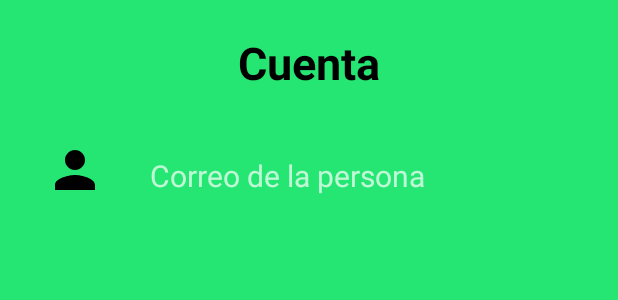
After one commit to Adolfopgv/AGROTWIN, an Android app: the layout datos_settings.xml on its own in the app's theme, with its tools: preview values and no code run, on a phone screen of 412 x 824 dp. The commit adds this screen. Shown: the top 300 px of the screen. Run offline under Robolectric (Android 15) with nearby library versions, the phone set to English and light mode, and no system bars.

Commit message:
Update rama desarrollo (login roto)

```diff
--- a/app/src/main/AndroidManifest.xml
+++ b/app/src/main/AndroidManifest.xml
@@ -10,6 +10,7 @@
         android:roundIcon="@mipmap/ic_launcher_round"
         android:supportsRtl="true"
         android:theme="@style/Theme.NavigationDrawer"
+
         tools:targetApi="31">
         <activity
             android:name="com.example.agrotwin.Home"
@@ -35,6 +36,9 @@
                 <action android:name="android.intent.action.MAIN" />
             </intent-filter>
         </activity>
+
+        <activity android:name="com.example.agrotwin.SettingsActivity" />
+
     </application>
 
 </manifest>
--- a/app/src/main/java/com/example/agrotwin/Home.java
+++ b/app/src/main/java/com/example/agrotwin/Home.java
@@ -8,6 +8,7 @@ import androidx.appcompat.widget.Toolbar;
 import androidx.core.view.GravityCompat;
 import androidx.drawerlayout.widget.DrawerLayout;
 import android.annotation.SuppressLint;
+import android.content.Intent;
 import android.os.Bundle;
 import android.view.MenuItem;
 import android.widget.Toast;
@@ -49,7 +50,9 @@ public class Home extends AppCompatActivity implements NavigationView.OnNavigati
         if (itemId == R.id.nav_home) {
             getSupportFragmentManager().beginTransaction().replace(R.id.fragment_container, new HomeFragment()).commit();
         } else if (itemId == R.id.nav_settings) {
-            getSupportFragmentManager().beginTransaction().replace(R.id.fragment_container, new SettingsFragment()).commit();
+            Intent intent = new Intent(this, SettingsActivity.class);
+            startActivity(intent);
+
         } else if (itemId == R.id.nav_share) {
             getSupportFragmentManager().beginTransaction().replace(R.id.fragment_container, new ShareFragment()).commit();
         } else if (itemId == R.id.nav_about) {
--- a/app/src/main/res/layout/activity_main_login.xml
+++ b/app/src/main/res/layout/activity_main_login.xml
@@ -43,7 +43,7 @@
             android:layout_marginTop="8dp"
             android:layout_marginEnd="20dp"
             android:layout_marginBottom="8dp"
-            android:hint="User"
+            android:hint="@string/user"
             android:paddingStart="20dp"
             android:paddingEnd="20dp"
             tools:layout_height="50dp" />
@@ -56,7 +56,7 @@
             android:layout_marginTop="8dp"
             android:layout_marginEnd="20dp"
             android:layout_marginBottom="8dp"
-            android:hint="Password"
+            android:hint="@string/Contraseña"
             android:inputType="textPassword"
             android:paddingStart="20dp"
             android:paddingEnd="20dp"
@@ -70,7 +70,7 @@
             android:layout_marginTop="8dp"
             android:layout_marginEnd="32dp"
             android:layout_marginBottom="8dp"
-            android:text="Log in"
+            android:text="@string/Login"
             android:textColor="#C6FFDD"
             android:textSize="20sp"
             android:textStyle="bold" />
--- /dev/null
+++ b/app/src/main/res/layout/datos_settings.xml
@@ -0,0 +1,63 @@
+<?xml version="1.0" encoding="utf-8"?>
+<LinearLayout xmlns:android="http://schemas.android.com/apk/res/android"
+    android:layout_width="match_parent"
+    android:layout_height="match_parent"
+    android:background="@color/background"
+    android:orientation="vertical">
+
+    <TextView
+        android:layout_width="match_parent"
+        android:layout_height="83dp"
+        android:gravity="center"
+        android:text="@string/cuenta"
+        android:textSize="30dp"
+        android:textStyle="bold"
+        android:textColor="@color/black"></TextView>
+
+
+    <RelativeLayout
+        android:layout_width="match_parent"
+        android:layout_height="wrap_content"
+        android:layout_marginTop="10dp">
+
+
+        <ImageView
+            android:layout_width="40dp"
+            android:layout_height="40dp"
+            android:src="@drawable/baseline_person_24"
+            android:layout_marginStart="30dp">
+
+        </ImageView>
+
+        <TextView
+            android:layout_width="match_parent"
+            android:layout_height="40dp"
+            android:text="Correo de la persona"
+            android:textSize="20dp"
+            android:layout_marginTop="10dp"
+            android:layout_marginStart="100dp">
+
+        </TextView>
+
+
+
+
+
+    </RelativeLayout>
+
+    <RelativeLayout
+        android:layout_width="match_parent"
+        android:layout_height="wrap_content"
+        android:layout_marginTop="10dp"/>
+
+
+    <RelativeLayout
+        android:layout_width="match_parent"
+        android:layout_height="wrap_content"
+        android:layout_marginTop="10dp"/>
+
+
+
+
+
+</LinearLayout>
--- /dev/null
+++ b/app/src/main/res/values/refs.xml
@@ -0,0 +1,2 @@
+<?xml version="1.0" encoding="utf-8"?>
+<resources></resources>
```
Also changed, not shown: app/src/main/java/com/example/agrotwin/DatosUsuario.java (added, +22 -0 lines), app/src/main/java/com/example/agrotwin/SettingsActivity.java (added, +108 -0 lines), app/src/main/java/com/example/agrotwin/SettingsFragment.java (deleted, +0 -91 lines), app/src/main/res/layout/fragment_about2.xml (deleted, +0 -14 lines), app/src/main/res/layout/fragment_home2.xml (deleted, +0 -14 lines), app/src/main/res/layout/fragment_settings.xml (+14 -16 lines), app/src/main/res/layout/fragment_settings2.xml (deleted, +0 -14 lines), app/src/main/res/layout/fragment_settingsfragment.xml (deleted, +0 -14 lines), app/src/main/res/menu/nav_menu.xml (+5 -5 lines), app/src/main/res/values/strings.xml (+18 -0 lines), 1 other file.
